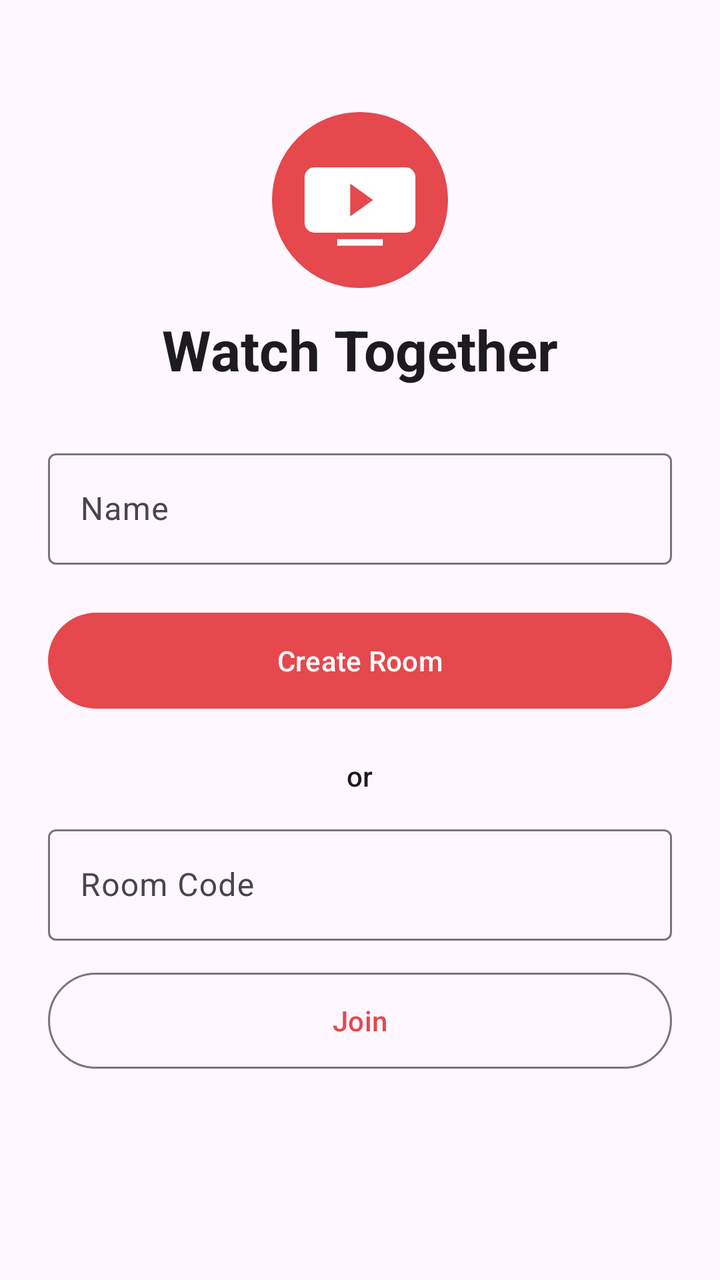
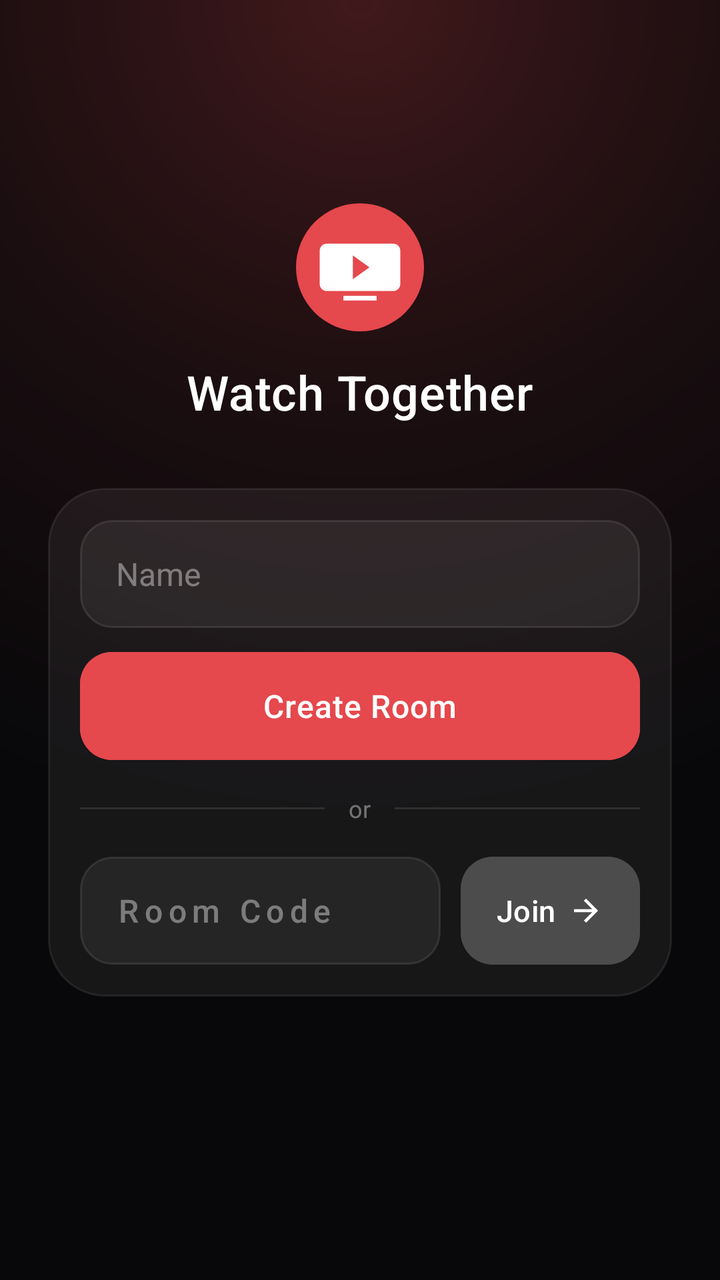

The first picture is an Android layout as it rendered before a commit; the second is the same layout after the commit. The layout source and the unified diff follow.
<!-- AndroidManifest.xml: application theme Theme.WatchTogether -->
<!-- res/layout/activity_main.xml -->
<?xml version="1.0" encoding="utf-8"?>
<ScrollView xmlns:android="http://schemas.android.com/apk/res/android"
    android:layout_width="match_parent"
    android:layout_height="match_parent"
    android:fillViewport="true">

    <LinearLayout
        android:layout_width="match_parent"
        android:layout_height="wrap_content"
        android:gravity="center_horizontal"
        android:orientation="vertical"
        android:padding="24dp">

        <ImageView
            android:layout_width="88dp"
            android:layout_height="88dp"
            android:layout_marginTop="32dp"
            android:contentDescription="@null"
            android:src="@drawable/ic_launcher" />

        <TextView
            android:id="@+id/titleText"
            android:layout_width="wrap_content"
            android:layout_height="wrap_content"
            android:layout_marginTop="12dp"
            android:text="@string/app_name"
            android:textAppearance="?attr/textAppearanceHeadlineMedium"
            android:textStyle="bold" />

        <TextView
            android:id="@+id/setupWarning"
            android:layout_width="match_parent"
            android:layout_height="wrap_content"
            android:layout_marginTop="20dp"
            android:background="@drawable/warning_bg"
            android:padding="12dp"
            android:text="@string/setup_needed"
            android:textColor="@color/warning_text"
            android:visibility="gone" />

        <com.google.android.material.textfield.TextInputLayout
            android:id="@+id/nameLayout"
            style="@style/Widget.Material3.TextInputLayout.OutlinedBox"
            android:layout_width="match_parent"
            android:layout_height="wrap_content"
            android:layout_marginTop="28dp"
            android:hint="@string/your_name">

            <com.google.android.material.textfield.TextInputEditText
                android:id="@+id/nameInput"
                android:layout_width="match_parent"
                android:layout_height="wrap_content"
                android:inputType="textPersonName|textCapWords"
                android:maxLength="24" />
        </com.google.android.material.textfield.TextInputLayout>

        <com.google.android.material.button.MaterialButton
            android:id="@+id/createButton"
            android:layout_width="match_parent"
            android:layout_height="56dp"
            android:layout_marginTop="20dp"
            android:text="@string/create_room" />

        <TextView
            android:id="@+id/orText"
            android:layout_width="wrap_content"
            android:layout_height="wrap_content"
            android:layout_marginTop="20dp"
            android:text="@string/or_join"
            android:textAppearance="?attr/textAppearanceLabelLarge" />

        <com.google.android.material.textfield.TextInputLayout
            android:id="@+id/codeLayout"
            style="@style/Widget.Material3.TextInputLayout.OutlinedBox"
            android:layout_width="match_parent"
            android:layout_height="wrap_content"
            android:layout_marginTop="12dp"
            android:hint="@string/room_code">

            <com.google.android.material.textfield.TextInputEditText
                android:id="@+id/codeInput"
                android:layout_width="match_parent"
                android:layout_height="wrap_content"
                android:inputType="textCapCharacters|textNoSuggestions"
                android:maxLength="6" />
        </com.google.android.material.textfield.TextInputLayout>

        <com.google.android.material.button.MaterialButton
            android:id="@+id/joinButton"
            style="@style/Widget.Material3.Button.OutlinedButton"
            android:layout_width="match_parent"
            android:layout_height="56dp"
            android:layout_marginTop="12dp"
            android:text="@string/join_room" />

        <ProgressBar
            android:id="@+id/progress"
            android:layout_width="wrap_content"
            android:layout_height="wrap_content"
            android:layout_marginTop="16dp"
            android:visibility="gone" />

        <TextView
            android:id="@+id/versionText"
            android:layout_width="wrap_content"
            android:layout_height="48dp"
            android:layout_marginTop="24dp"
            android:gravity="center"
            android:paddingHorizontal="12dp"
            android:textAppearance="?attr/textAppearanceBodySmall" />
    </LinearLayout>
</ScrollView>
<!-- resources referenced by this layout -->
<resources>
  <color name="warning_text">#6B4E00</color>
  <!-- drawable warning_bg (drawable) -->
  <?xml version="1.0" encoding="utf-8"?>
  <shape xmlns:android="http://schemas.android.com/apk/res/android" android:shape="rectangle">
      <solid android:color="@color/warning_bg" />
      <corners android:radius="10dp" />
  </shape>
  <string name="app_name">Watch Together</string>
  <string name="create_room">Create Room</string>
  <string name="join_room">Join</string>
  <string name="or_join">or</string>
  <string name="room_code">Room Code</string>
  <string name="setup_needed">Server not configured</string>
  <string name="your_name">Name</string>
  <style name="Theme.WatchTogether" parent="Theme.Material3.DayNight.NoActionBar">
          <item name="colorPrimary">@color/accent</item>
          <item name="colorOnPrimary">#FFFFFF</item>
          <item name="colorSecondaryContainer">#33E5484D</item>
          <item name="colorOnSecondaryContainer">@color/accent</item>
      </style>
  <color name="warning_bg">#FFF4D6</color>
  <color name="accent">#E5484D</color>
  <!-- unchanged entries left out for length: 1 -->
</resources>

<!-- the commit's change to res/layout/activity_main.xml (unified diff, before → after) -->
@@ -1,112 +1,173 @@
 <?xml version="1.0" encoding="utf-8"?>
-<ScrollView xmlns:android="http://schemas.android.com/apk/res/android"
+<FrameLayout xmlns:android="http://schemas.android.com/apk/res/android"
+    xmlns:app="http://schemas.android.com/apk/res-auto"
+    android:id="@+id/root"
     android:layout_width="match_parent"
     android:layout_height="match_parent"
-    android:fillViewport="true">
+    android:background="@drawable/join_bg">
 
-    <LinearLayout
+    <ScrollView
         android:layout_width="match_parent"
-        android:layout_height="wrap_content"
-        android:gravity="center_horizontal"
-        android:orientation="vertical"
-        android:padding="24dp">
+        android:layout_height="match_parent"
+        android:fillViewport="true"
+        android:overScrollMode="never"
+        android:scrollbars="none">
 
-        <ImageView
-            android:layout_width="88dp"
-            android:layout_height="88dp"
-            android:layout_marginTop="32dp"
-            android:contentDescription="@null"
-            android:src="@drawable/ic_launcher" />
-
-        <TextView
-            android:id="@+id/titleText"
-            android:layout_width="wrap_content"
-            android:layout_height="wrap_content"
-            android:layout_marginTop="12dp"
-            android:text="@string/app_name"
-            android:textAppearance="?attr/textAppearanceHeadlineMedium"
-            android:textStyle="bold" />
-
-        <TextView
-            android:id="@+id/setupWarning"
+        <LinearLayout
             android:layout_width="match_parent"
             android:layout_height="wrap_content"
-            android:layout_marginTop="20dp"
-            android:background="@drawable/warning_bg"
-            android:padding="12dp"
-            android:text="@string/setup_needed"
-            android:textColor="@color/warning_text"
-            android:visibility="gone" />
+            android:gravity="center"
+            android:orientation="vertical"
+            android:paddingHorizontal="24dp"
+            android:paddingVertical="32dp">
 
-        <com.google.android.material.textfield.TextInputLayout
-            android:id="@+id/nameLayout"
-            style="@style/Widget.Material3.TextInputLayout.OutlinedBox"
-            android:layout_width="match_parent"
-            android:layout_height="wrap_content"
-            android:layout_marginTop="28dp"
-            android:hint="@string/your_name">
+            <ImageView
+                android:layout_width="64dp"
+                android:layout_height="64dp"
+                android:contentDescription="@null"
+                android:src="@drawable/ic_launcher" />
 
-            <com.google.android.material.textfield.TextInputEditText
-                android:id="@+id/nameInput"
+            <TextView
+                android:id="@+id/titleText"
+                android:layout_width="wrap_content"
+                android:layout_height="wrap_content"
+                android:layout_marginTop="14dp"
+                android:fontFamily="sans-serif-medium"
+                android:letterSpacing="0.01"
+                android:text="@string/app_name"
+                android:textColor="#FFFFFF"
+                android:textSize="24sp" />
+
+            <TextView
+                android:id="@+id/setupWarning"
+                android:layout_width="wrap_content"
+                android:layout_height="wrap_content"
+                android:layout_marginTop="10dp"
+                android:text="@string/setup_needed"
+                android:textColor="#FFB3B6"
+                android:textSize="13sp"
+                android:visibility="gone" />
+
+            
+            <LinearLayout
                 android:layout_width="match_parent"
                 android:layout_height="wrap_content"
-                android:inputType="textPersonName|textCapWords"
-                android:maxLength="24" />
-        </com.google.android.material.textfield.TextInputLayout>
+                android:layout_marginTop="32dp"
+                android:background="@drawable/join_card"
+                android:orientation="vertical"
+                android:padding="16dp">
 
-        <com.google.android.material.button.MaterialButton
-            android:id="@+id/createButton"
-            android:layout_width="match_parent"
-            android:layout_height="56dp"
-            android:layout_marginTop="20dp"
-            android:text="@string/create_room" />
+                <EditText
+                    android:id="@+id/nameInput"
+                    style="@style/JoinField"
+                    android:hint="@string/your_name"
+                    android:imeOptions="actionDone"
+                    android:inputType="textPersonName|textCapWords"
+                    android:maxLength="24" />
 
-        <TextView
-            android:id="@+id/orText"
-            android:layout_width="wrap_content"
-            android:layout_height="wrap_content"
-            android:layout_marginTop="20dp"
-            android:text="@string/or_join"
-            android:textAppearance="?attr/textAppearanceLabelLarge" />
+                <com.google.android.material.button.MaterialButton
+                    android:id="@+id/createButton"
+                    android:layout_width="match_parent"
+                    android:layout_height="54dp"
+                    android:layout_marginTop="12dp"
+                    android:backgroundTint="@color/accent"
+                    android:fontFamily="sans-serif-medium"
+                    android:insetTop="0dp"
+                    android:insetBottom="0dp"
+                    android:letterSpacing="0.02"
+                    android:text="@string/create_room"
+                    android:textAllCaps="false"
+                    android:textColor="#FFFFFF"
+                    android:textSize="16sp"
+                    app:cornerRadius="16dp" />
 
-        <com.google.android.material.textfield.TextInputLayout
-            android:id="@+id/codeLayout"
-            style="@style/Widget.Material3.TextInputLayout.OutlinedBox"
-            android:layout_width="match_parent"
-            android:layout_height="wrap_content"
-            android:layout_marginTop="12dp"
-            android:hint="@string/room_code">
+                <LinearLayout
+                    android:layout_width="match_parent"
+                    android:layout_height="wrap_content"
+                    android:layout_marginVertical="16dp"
+                    android:gravity="center_vertical"
+                    android:orientation="horizontal">
 
-            <com.google.android.material.textfield.TextInputEditText
-                android:id="@+id/codeInput"
-                android:layout_width="match_parent"
-                android:layout_height="wrap_content"
-                android:inputType="textCapCharacters|textNoSuggestions"
-                android:maxLength="6" />
-        </com.google.android.material.textfield.TextInputLayout>
+                    <View
+                        android:layout_width="0dp"
+                        android:layout_height="1dp"
+                        android:layout_weight="1"
+                        android:background="#1AFFFFFF" />
 
-        <com.google.android.material.button.MaterialButton
-            android:id="@+id/joinButton"
-            style="@style/Widget.Material3.Button.OutlinedButton"
-            android:layout_width="match_parent"
-            android:layout_height="56dp"
-            android:layout_marginTop="12dp"
-            android:text="@string/join_room" />
+                    <TextView
+                        android:id="@+id/orText"
+                        android:layout_width="wrap_content"
+                        android:layout_height="wrap_content"
+                        android:layout_marginHorizontal="12dp"
+                        android:text="@string/or_join"
+                        android:textColor="#66FFFFFF"
+                        android:textSize="12sp" />
 
-        <ProgressBar
-            android:id="@+id/progress"
-            android:layout_width="wrap_content"
-            android:layout_height="wrap_content"
-            android:layout_marginTop="16dp"
-            android:visibility="gone" />
+                    <View
+                        android:layout_width="0dp"
+                        android:layout_height="1dp"
+                        android:layout_weight="1"
+                        android:background="#1AFFFFFF" />
+                </LinearLayout>
 
-        <TextView
-            android:id="@+id/versionText"
-            android:layout_width="wrap_content"
-            android:layout_height="48dp"
-            android:layout_marginTop="24dp"
-            android:gravity="center"
-            android:paddingHorizontal="12dp"
-            android:textAppearance="?attr/textAppearanceBodySmall" />
-    </LinearLayout>
-</ScrollView>
+                <LinearLayout
+                    android:layout_width="match_parent"
+                    android:layout_height="wrap_content"
+                    android:gravity="center_vertical"
+                    android:orientation="horizontal">
+
+                    <EditText
+                        android:id="@+id/codeInput"
+                        style="@style/JoinField"
+                        android:layout_width="0dp"
+                        android:layout_weight="1"
+                        android:fontFamily="sans-serif-medium"
+                        android:hint="@string/room_code"
+                        android:imeOptions="actionGo"
+                        android:inputType="textCapCharacters|textNoSuggestions|textVisiblePassword"
+                        android:letterSpacing="0.18"
+                        android:maxLength="6" />
+
+                    <com.google.android.material.button.MaterialButton
+                        android:id="@+id/joinButton"
+                        android:layout_width="wrap_content"
+                        android:layout_height="54dp"
+                        android:layout_marginStart="10dp"
+                        android:backgroundTint="#1FFFFFFF"
+                        android:fontFamily="sans-serif-medium"
+                        android:insetTop="0dp"
+                        android:insetBottom="0dp"
+                        android:paddingHorizontal="18dp"
+                        android:text="@string/join_room"
+                        android:textAllCaps="false"
+                        android:textColor="#FFFFFF"
+                        android:textSize="15sp"
+                        app:cornerRadius="16dp"
+                        app:icon="@drawable/ic_arrow_forward"
+                        app:iconGravity="end"
+                        app:iconPadding="6dp"
+                        app:iconSize="18dp"
+                        app:iconTint="#FFFFFF" />
+                </LinearLayout>
+            </LinearLayout>
+
+            <ProgressBar
+                android:id="@+id/progress"
+                android:layout_width="22dp"
+                android:layout_height="22dp"
+                android:layout_marginTop="18dp"
+                android:indeterminateTint="#B3FFFFFF"
+                android:visibility="invisible" />
+        </LinearLayout>
+    </ScrollView>
+
+    <TextView
+        android:id="@+id/versionText"
+        android:layout_width="wrap_content"
+        android:layout_height="40dp"
+        android:layout_gravity="bottom|center_horizontal"
+        android:gravity="center"
+        android:paddingHorizontal="16dp"
+        android:textColor="#40FFFFFF"
+        android:textSize="11sp" />
+</FrameLayout>
<!-- resource entries referenced after the edit -->
@@ -1,12 +1,5 @@
 <!-- resources referenced by this layout -->
 <resources>
-  <color name="warning_text">#6B4E00</color>
-  <!-- drawable warning_bg (drawable) -->
-  <?xml version="1.0" encoding="utf-8"?>
-  <shape xmlns:android="http://schemas.android.com/apk/res/android" android:shape="rectangle">
-      <solid android:color="@color/warning_bg" />
-      <corners android:radius="10dp" />
-  </shape>
   <string name="app_name">Watch Together</string>
   <string name="create_room">Create Room</string>
   <string name="join_room">Join</string>
@@ -14,14 +7,81 @@
   <string name="room_code">Room Code</string>
   <string name="setup_needed">Server not configured</string>
   <string name="your_name">Name</string>
+  <style name="JoinField">
+          <item name="android:layout_width">match_parent</item>
+          <item name="android:layout_height">54dp</item>
+          <item name="android:background">@drawable/join_field</item>
+          <item name="android:paddingStart">18dp</item>
+          <item name="android:paddingEnd">18dp</item>
+          <item name="android:textColor">#FFFFFF</item>
+          <item name="android:textColorHint">#66FFFFFF</item>
+          <item name="android:textSize">16sp</item>
+          <item name="android:maxLines">1</item>
+          <item name="android:singleLine">true</item>
+          <item name="android:importantForAutofill">no</item>
+          <item name="android:textCursorDrawable">@null</item>
+      </style>
   <style name="Theme.WatchTogether" parent="Theme.Material3.DayNight.NoActionBar">
           <item name="colorPrimary">@color/accent</item>
           <item name="colorOnPrimary">#FFFFFF</item>
           <item name="colorSecondaryContainer">#33E5484D</item>
           <item name="colorOnSecondaryContainer">@color/accent</item>
       </style>
-  <color name="warning_bg">#FFF4D6</color>
+  <!-- drawable join_field (drawable) -->
+  <?xml version="1.0" encoding="utf-8"?>
+  <selector xmlns:android="http://schemas.android.com/apk/res/android">
+      <item android:state_focused="true">
+          <shape android:shape="rectangle">
+              <solid android:color="#14FFFFFF" />
+              <stroke android:width="1dp" android:color="#99E5484D" />
+              <corners android:radius="16dp" />
+          </shape>
+      </item>
+      <item>
+          <shape android:shape="rectangle">
+              <solid android:color="#0FFFFFFF" />
+              <stroke android:width="1dp" android:color="#1AFFFFFF" />
+              <corners android:radius="16dp" />
+          </shape>
+      </item>
+  </selector>
   <color name="accent">#E5484D</color>
+  <!-- drawable ic_arrow_forward (drawable) -->
+  <?xml version="1.0" encoding="utf-8"?>
+  <vector xmlns:android="http://schemas.android.com/apk/res/android"
+      android:width="24dp" android:height="24dp"
+      android:viewportWidth="24" android:viewportHeight="24">
+      <path android:fillColor="#FFFFFFFF" android:pathData="M12,4l-1.41,1.41L16.17,11H4v2h12.17l-5.58,5.59L12,20l8,-8z" />
+  </vector>
+  <!-- drawable join_bg (drawable) -->
+  <?xml version="1.0" encoding="utf-8"?>
+  <layer-list xmlns:android="http://schemas.android.com/apk/res/android">
+      <item>
+          <shape android:shape="rectangle">
+              <solid android:color="#08080A" />
+          </shape>
+      </item>
+      
+      <item android:gravity="top|center_horizontal" android:height="560dp">
+          <shape android:shape="rectangle">
+              <gradient
+                  android:type="radial"
+                  android:centerX="0.5"
+                  android:centerY="0.0"
+                  android:gradientRadius="420dp"
+                  android:startColor="#40E5484D"
+                  android:centerColor="#14E5484D"
+                  android:endColor="#00000000" />
+          </shape>
+      </item>
+  </layer-list>
+  <!-- drawable join_card (drawable) -->
+  <?xml version="1.0" encoding="utf-8"?>
+  <shape xmlns:android="http://schemas.android.com/apk/res/android" android:shape="rectangle">
+      <solid android:color="#0FFFFFFF" />
+      <stroke android:width="1dp" android:color="#14FFFFFF" />
+      <corners android:radius="28dp" />
+  </shape>
   <!-- unchanged entries left out for length: 1 -->
 </resources>
 
